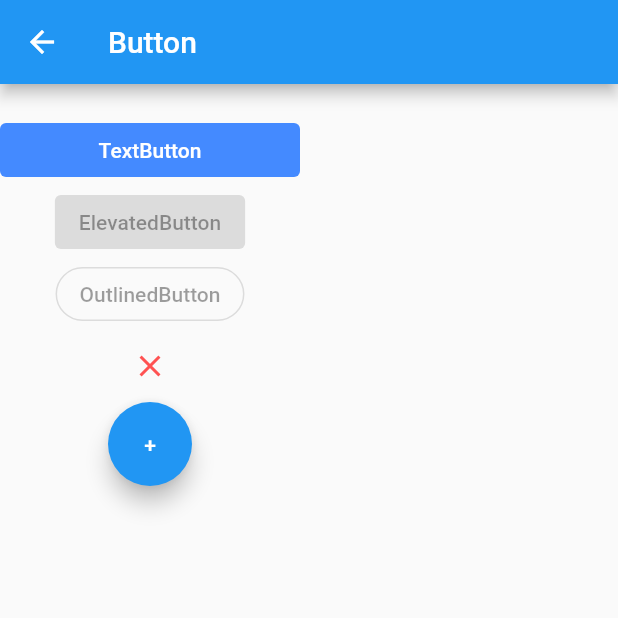
After one commit to AlexanderYeah/AwsomeFlutterPlayground, a Flutter app: the ButtonDemoPage screen opened directly, on a phone screen of 412 x 824 dp, the top half of it. The commit adds this screen. Run offline on Flutter 3.47's test engine with Material 2 defaults, Android fonts, the phone set to English and light mode, and no system bars; our stand-ins replace dio, flutter_screenutil, shared_preferences; accounts and stored records are empty.

Commit message:
button 组件

```diff
--- a/awsome_flutter/lib/jiezhi/localData/jz_local_data.dart
+++ b/awsome_flutter/lib/jiezhi/localData/jz_local_data.dart
@@ -25,7 +25,7 @@ List jz_widget_data = [
     "title": "Button",
     "content": "Flutter 没有给出Button组件,而是直接给出了各式各样的button组件",
     "tips":
-        "常用的RaisedButton,FlatButton,IconButton,OutlineButton,FloatingActionButton的Button 组件"
+        "常用的RaisedButton,FlatButton,IconButton,OutlineButton,FloatingActionButton的Button 组件, Flutter 3的SDK弃用了其中几种\n 1> FlatButton 被替换为TextButton,\n 2> RaisedButton 被替换为 ElevatedButton \n 3>OutlineButton 被替换为OutlinedButton"
   },
 ];
 
--- /dev/null
+++ b/awsome_flutter/lib/jiezhi/widget/button_demo.dart
@@ -0,0 +1,63 @@
+import 'package:flutter/material.dart';
+
+class ButtonDemoPage extends StatefulWidget {
+  const ButtonDemoPage({super.key});
+
+  @override
+  State<ButtonDemoPage> createState() => _ButtonDemoPageState();
+}
+
+class _ButtonDemoPageState extends State<ButtonDemoPage> {
+  @override
+  Widget build(BuildContext context) {
+    return Scaffold(
+      appBar: AppBar(
+        title: Text("Button"),
+      ),
+      body: Column(
+        crossAxisAlignment: CrossAxisAlignment.center,
+        children: [
+          SizedBox(
+            height: 20,
+          ),
+          // 普通的文本按钮
+          TextButton(
+            onPressed: null,
+            child: Text(
+              "TextButton",
+              style: TextStyle(color: Colors.white),
+            ),
+            style: ButtonStyle(
+                // 固定宽度
+                fixedSize: MaterialStateProperty.all(Size(200, 30)),
+                backgroundColor: MaterialStateProperty.all(Colors.blueAccent)),
+          ),
+          //
+          ElevatedButton(onPressed: null, child: Text("ElevatedButton")),
+
+          // outlined
+          OutlinedButton(
+            onPressed: null,
+            child: Text("OutlinedButton"),
+            style: ButtonStyle(
+                // 通过shape 可以设置其圆角
+                shape: MaterialStateProperty.all(RoundedRectangleBorder(
+                    borderRadius: BorderRadius.circular(20)))),
+          ),
+          // IconButton
+          IconButton(
+              onPressed: null,
+              icon: Icon(
+                Icons.close,
+                color: Colors.redAccent,
+              )),
+
+          FloatingActionButton(
+            onPressed: null,
+            child: Text("+"),
+          ),
+        ],
+      ),
+    );
+  }
+}
--- a/awsome_flutter/lib/jiezhi/widget/widget_list.dart
+++ b/awsome_flutter/lib/jiezhi/widget/widget_list.dart
@@ -26,6 +26,10 @@ class _WidgetListPageState extends State<WidgetListPage> {
               case 0:
                 targetRoute = "/text_demo";
                 break;
+              case 1:
+                targetRoute = "/button_demo";
+                break;
+
               default:
             }
             Navigator.of(context).pushNamed(targetRoute);
--- a/awsome_flutter/lib/routers/router.dart
+++ b/awsome_flutter/lib/routers/router.dart
@@ -10,6 +10,7 @@ import '../jiezhi/storage/storage.dart';
 import '../jiezhi/storage/sto_share_preference.dart';
 import '../jiezhi/widget/widget_list.dart';
 import '../jiezhi/widget/text_demo.dart';
+import '../jiezhi/widget/button_demo.dart';
 
 //配置路由
 final routes = {
@@ -25,6 +26,7 @@ final routes = {
   '/sto_share_preference': (context) => SharePreferenceDemoPage(),
   '/widget_list': (context) => WidgetListPage(),
   '/text_demo': (context) => TextDemoPage(),
+  '/button_demo': (context) => ButtonDemoPage(),
 };
 
 //固定写法
```
